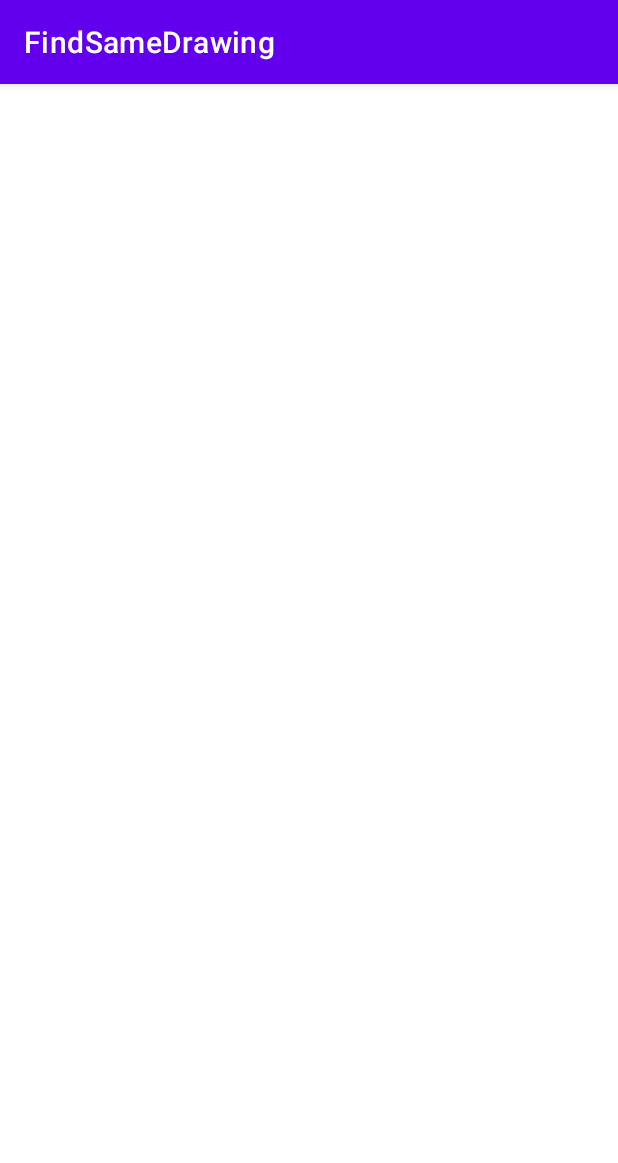
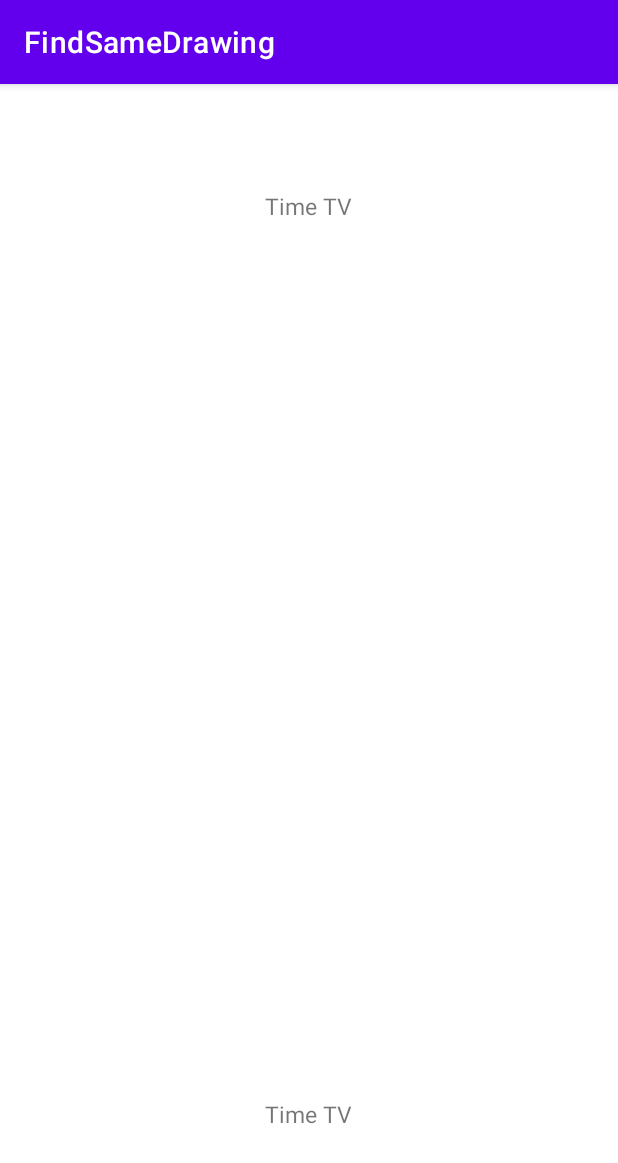
Before and after one commit to seongyunlee/FindSameDrawingApp, an Android app: the GameActivity screen opened directly, with no data from a screen before it, on a phone screen of 412 x 824 dp. Shown: the top 1163 px of the screen. Run offline under Robolectric (Android 15) with nearby library versions, the phone set to English and light mode, and no system bars; our stand-ins replace data binding.

Commit message:
gamePlay layout setting

```diff
--- a/app/src/main/java/edu/skku/cs/findsamedrawing/GameActivity.java
+++ b/app/src/main/java/edu/skku/cs/findsamedrawing/GameActivity.java
@@ -3,6 +3,7 @@ package edu.skku.cs.findsamedrawing;
 import androidx.appcompat.app.AppCompatActivity;
 
 import android.os.Bundle;
+import android.view.View;
 
 public class GameActivity extends AppCompatActivity {
 
@@ -11,4 +12,5 @@ public class GameActivity extends AppCompatActivity {
         super.onCreate(savedInstanceState);
         setContentView(R.layout.activity_game);
     }
+
 }
--- a/app/src/main/res/layout/activity_game.xml
+++ b/app/src/main/res/layout/activity_game.xml
@@ -1,9 +1,49 @@
 <?xml version="1.0" encoding="utf-8"?>
-<androidx.constraintlayout.widget.ConstraintLayout xmlns:android="http://schemas.android.com/apk/res/android"
+<layout xmlns:android="http://schemas.android.com/apk/res/android"
     xmlns:app="http://schemas.android.com/apk/res-auto"
-    xmlns:tools="http://schemas.android.com/tools"
-    android:layout_width="match_parent"
-    android:layout_height="match_parent"
-    tools:context=".GameActivity">
+    xmlns:tools="http://schemas.android.com/tools">
 
-</androidx.constraintlayout.widget.ConstraintLayout>
+    <data>
+
+    </data>
+
+    <androidx.constraintlayout.widget.ConstraintLayout
+        android:layout_width="match_parent"
+        android:layout_height="match_parent"
+        tools:context=".GameActivity">
+        <GridView
+            android:layout_width="0dp"
+            android:layout_height="0dp"
+            app:layout_constraintTop_toTopOf="parent"
+            app:layout_constraintBottom_toBottomOf="parent"
+            app:layout_constraintStart_toStartOf="parent"
+            app:layout_constraintEnd_toEndOf="parent"
+            android:layout_marginHorizontal="20dp"
+            android:layout_marginVertical="100dp"
+            android:numColumns="6"
+            android:id="@+id/gv_cardBoard"
+            />
+        <TextView
+            android:layout_width="wrap_content"
+            android:layout_height="wrap_content"
+            app:layout_constraintBottom_toTopOf="@id/gv_cardBoard"
+            app:layout_constraintStart_toStartOf="@id/gv_cardBoard"
+            app:layout_constraintEnd_toEndOf="@id/gv_cardBoard"
+            android:layout_marginBottom="8dp"
+            android:text="Time TV"
+            android:textSize="15sp"
+            android:id="@+id/tv_elapsedTime"
+            />
+        <TextView
+            android:layout_width="wrap_content"
+            android:layout_height="wrap_content"
+            app:layout_constraintTop_toBottomOf="@id/gv_cardBoard"
+            app:layout_constraintStart_toStartOf="@id/gv_cardBoard"
+            app:layout_constraintEnd_toEndOf="@id/gv_cardBoard"
+            android:layout_marginTop="8dp"
+            android:text="Time TV"
+            android:textSize="15sp"
+            android:id="@+id/tv_countTry"
+            />
+    </androidx.constraintlayout.widget.ConstraintLayout>
+</layout>
--- a/app/src/main/res/layout/activity_main.xml
+++ b/app/src/main/res/layout/activity_main.xml
@@ -43,6 +43,7 @@
             app:layout_constraintEnd_toEndOf="parent"
             android:layout_marginTop="20dp"
             android:text="gameStart"
+            android:onClick="onGameStartBtnClicked"
             android:id="@+id/btn_gameStart"
             />
         <Button
@@ -53,6 +54,7 @@
             app:layout_constraintStart_toStartOf="parent"
             app:layout_constraintEnd_toEndOf="parent"
             android:id="@+id/btn_goToRanking"
+            android:onClick="onGoToRankingBtnClicked"
             android:text="Rank"/>
         <Button
             android:layout_width="wrap_content"
@@ -61,6 +63,7 @@
             app:layout_constraintStart_toStartOf="parent"
             app:layout_constraintEnd_toEndOf="parent"
             android:text="게임 설명"
+            android:onClick="onGotoInfoBtnClicked"
             android:id="@+id/btn_goToInfo"
             android:layout_marginTop="20dp"
             />
```
Also changed, not shown: app/src/main/java/edu/skku/cs/findsamedrawing/MainActivity.java (+36 -1 lines), app/src/main/res/layout/item_card.xml (added, +15 -0 lines).
